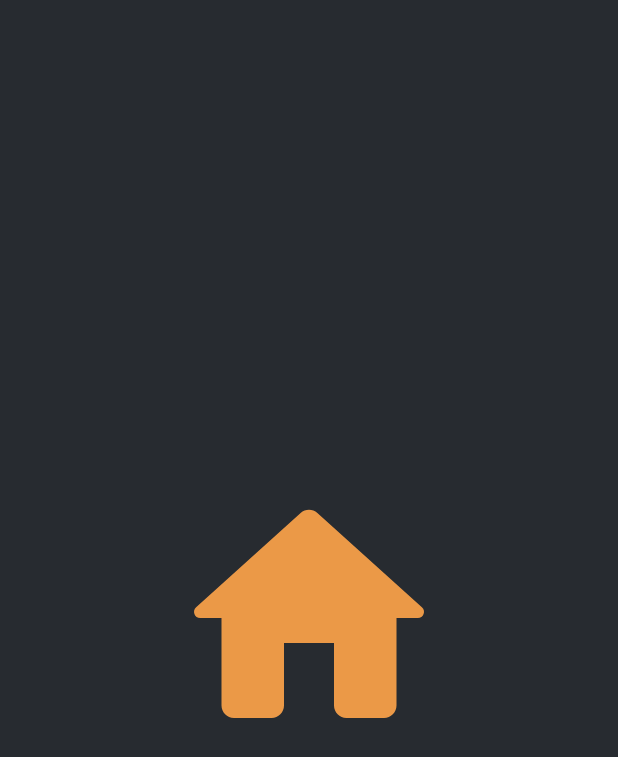
After one commit to MahanZiyari/WikiGames, an Android app: the layout fragment_home.xml on its own in the app's theme, with its tools: preview values and no code run, on a phone screen of 412 x 824 dp. The commit adds this screen. Shown: the top 757 px of the screen. Run offline under Robolectric (Android 15) with nearby library versions, the phone set to English and light mode, and no system bars.

Commit message:
feat: implement bottom navigation
- Add Home, Search and favorites fragments to navigation graph
- implement navigation between fragments via BottomNavigation
- Add two new color: PrimaryVariant and SecondaryVariant

```diff
--- /dev/null
+++ b/app/src/main/res/drawable/round_favorite_24.xml
@@ -0,0 +1,5 @@
+<vector xmlns:android="http://schemas.android.com/apk/res/android" android:height="24dp" android:tint="#000000" android:viewportHeight="24" android:viewportWidth="24" android:width="24dp">
+
+    <path android:fillColor="@android:color/white" android:pathData="M13.35,20.13c-0.76,0.69 -1.93,0.69 -2.69,-0.01l-0.11,-0.1C5.3,15.27 1.87,12.16 2,8.28c0.06,-1.7 0.93,-3.33 2.34,-4.29 2.64,-1.8 5.9,-0.96 7.66,1.1 1.76,-2.06 5.02,-2.91 7.66,-1.1 1.41,0.96 2.28,2.59 2.34,4.29 0.14,3.88 -3.3,6.99 -8.55,11.76l-0.1,0.09z"/>
+
+</vector>
--- /dev/null
+++ b/app/src/main/res/drawable/round_home_24.xml
@@ -0,0 +1,5 @@
+<vector xmlns:android="http://schemas.android.com/apk/res/android" android:height="24dp" android:tint="#000000" android:viewportHeight="24" android:viewportWidth="24" android:width="24dp">
+
+    <path android:fillColor="@android:color/white" android:pathData="M10,19v-5h4v5c0,0.55 0.45,1 1,1h3c0.55,0 1,-0.45 1,-1v-7h1.7c0.46,0 0.68,-0.57 0.33,-0.87L12.67,3.6c-0.38,-0.34 -0.96,-0.34 -1.34,0l-8.36,7.53c-0.34,0.3 -0.13,0.87 0.33,0.87H5v7c0,0.55 0.45,1 1,1h3c0.55,0 1,-0.45 1,-1z"/>
+
+</vector>
--- /dev/null
+++ b/app/src/main/res/layout/fragment_home.xml
@@ -0,0 +1,20 @@
+<?xml version="1.0" encoding="utf-8"?>
+<androidx.constraintlayout.widget.ConstraintLayout xmlns:android="http://schemas.android.com/apk/res/android"
+    xmlns:app="http://schemas.android.com/apk/res-auto"
+    xmlns:tools="http://schemas.android.com/tools"
+    android:layout_width="match_parent"
+    android:layout_height="match_parent"
+    tools:context=".ui.home.HomeFragment">
+
+    <ImageView
+        android:layout_width="200dp"
+        android:layout_height="200dp"
+        android:src="@drawable/round_home_24"
+        app:layout_constraintBottom_toBottomOf="parent"
+        app:layout_constraintEnd_toEndOf="parent"
+        app:layout_constraintStart_toStartOf="parent"
+        app:layout_constraintTop_toTopOf="parent"
+        app:tint="@color/RoyalOrange" />
+
+
+</androidx.constraintlayout.widget.ConstraintLayout>
--- a/app/src/main/res/values/colors.xml
+++ b/app/src/main/res/values/colors.xml
@@ -6,6 +6,7 @@
     <color name="BalticSea">#FF272b30</color>
     <color name="Tuna">#FF32383e</color>
     <color name="DarkSkyBlue">#FF4799eb</color>
+    <color name="CeruleanBlue">#FF3468b8</color>
     <color name="RoyalOrange">#FFeb9947</color>
     <color name="TigersEye">#FFe38b42</color>
     <color name="DarkGrayX11">#FFaaaaaa</color>
--- a/app/src/main/res/values/strings.xml
+++ b/app/src/main/res/values/strings.xml
@@ -1,3 +1,7 @@
 <resources>
     <string name="app_name">WikiGames</string>
+    <string name="hello_blank_fragment">Hello blank fragment</string>
+    <string name="home">Home</string>
+    <string name="favorites">Favorites</string>
+    <string name="categories">Categories</string>
 </resources>
--- a/app/src/main/res/values/themes.xml
+++ b/app/src/main/res/values/themes.xml
@@ -3,11 +3,14 @@
     <style name="Base.Theme.WikiGames" parent="Theme.Material3.DayNight.NoActionBar">
         <!-- Customize your light theme here. -->
         <item name="colorPrimary">@color/DarkSkyBlue</item>
+        <item name="colorPrimaryVariant">@color/CeruleanBlue</item>
         <item name="colorSecondary">@color/RoyalOrange</item>
+        <item name="colorSecondaryVariant">@color/TigersEye</item>
         <item name="android:colorBackground">@color/BalticSea</item>
         <item name="colorSurface">@color/Tuna</item>
         <item name="colorOnBackground">@color/DarkGrayX11</item>
     </style>
 
+
     <style name="Theme.WikiGames" parent="Base.Theme.WikiGames" />
 </resources>
```
Also changed, not shown: app/src/main/java/ir/mahan/wikigames/ui/favorites/FavoritesFragment.kt (added, +33 -0 lines), app/src/main/java/ir/mahan/wikigames/ui/home/HomeFragment.kt (added, +31 -0 lines), app/src/main/java/ir/mahan/wikigames/ui/main/MainActivity.kt (+10 -7 lines), app/src/main/java/ir/mahan/wikigames/ui/search/SearchFragment.kt (added, +32 -0 lines), app/src/main/res/drawable/baseline_category_24.xml (added, +9 -0 lines), app/src/main/res/layout/activity_main.xml (+24 -5 lines), app/src/main/res/layout/fragment_favorites.xml (added, +11 -0 lines), app/src/main/res/layout/fragment_search.xml (added, +11 -0 lines), app/src/main/res/menu/bottom_nav_menu.xml (added, +20 -0 lines), app/src/main/res/navigation/main_nav.xml (added, +23 -0 lines).
